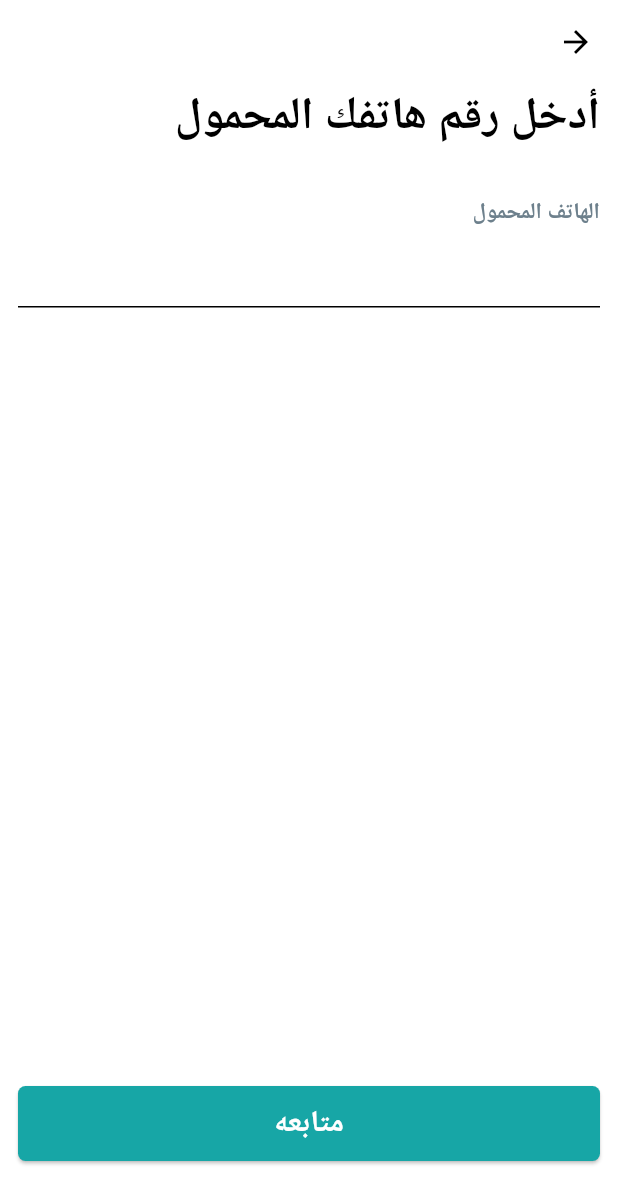
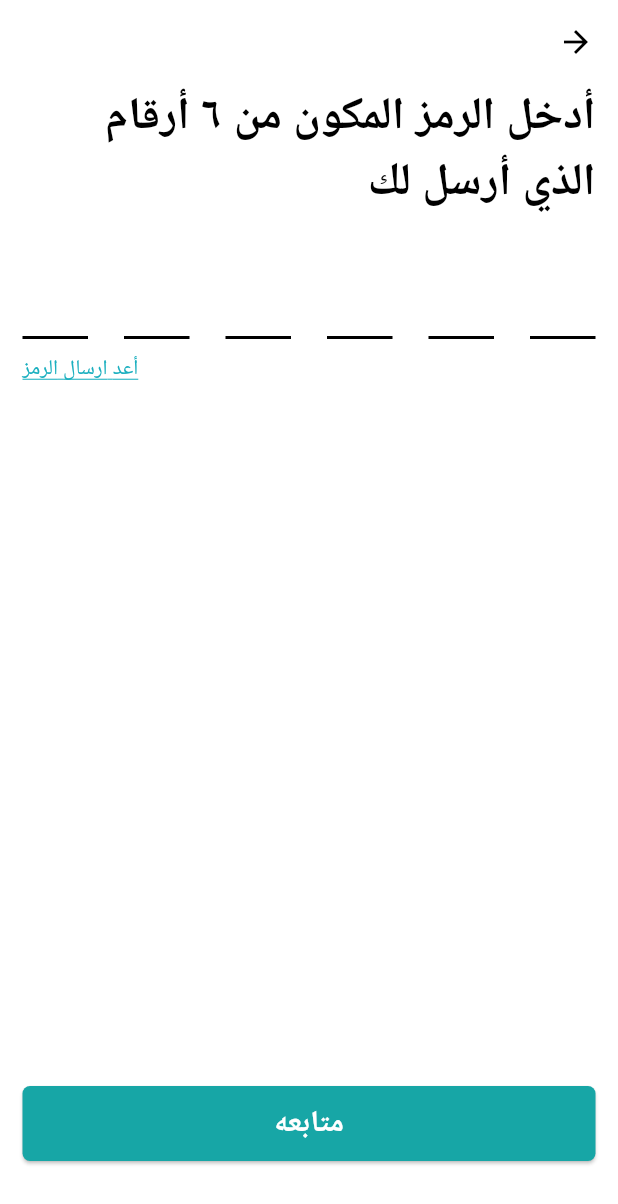
Before and after one commit to AhmedYasserabdelraziq/Ryan, a Flutter app: the PhoneLoginView screen opened directly, after a tap on "متابعه", on a phone screen of 412 x 824 dp. Shown: the top 1204 px of the screen. Run offline on Flutter 3.47's test engine with Material 2 defaults, Android fonts, the phone set to English and light mode, and no system bars; our stand-ins replace get_it.

Commit message:
finished UI of login screens

```diff
--- a/lib/config/routs/app_router.dart
+++ b/lib/config/routs/app_router.dart
@@ -1,6 +1,7 @@
 import 'package:Ryan/config/routs/routs_names.dart';
 import 'package:Ryan/screens/login_screens/view/begin_phone_login_screen.dart';
 import 'package:Ryan/screens/login_screens/view/phone_login_screen.dart';
+import 'package:Ryan/screens/login_screens/view/verify_phone_number_screen.dart';
 import 'package:flutter/material.dart';
 
 import '../../screens/splash_screen/view/splash_screen.dart';
@@ -20,6 +21,10 @@ class AppRouter {
         return MaterialPageRoute(
           builder: ((context) => const PhoneLoginScreen()),
         );
+      case RouteName.VERIFY_PHONE:
+        return MaterialPageRoute(
+          builder: ((context) => const VerifyPhoneScreen()),
+        );
       default:
         return notFound();
     }
--- a/lib/config/routs/routs_names.dart
+++ b/lib/config/routs/routs_names.dart
@@ -2,4 +2,5 @@ class RouteName {
   static const String SPLASH = '/';
   static const String BEGIN_PHONE_LOGIN = '/begin_phone_login';
   static const String PHONE_LOGIN = '/phone_login';
+  static const String VERIFY_PHONE = '/verify_phone';
 }
--- a/lib/screens/login_screens/view/phone_login_screen.dart
+++ b/lib/screens/login_screens/view/phone_login_screen.dart
@@ -1,3 +1,4 @@
+import 'package:Ryan/config/routs/routs_names.dart';
 import 'package:Ryan/core/utils/common_functions.dart';
 import 'package:Ryan/core/widget/app_buttons.dart';
 import 'package:Ryan/screens/login_screens/widget/text_field_widget.dart';
@@ -12,9 +13,10 @@ class PhoneLoginScreen extends StatelessWidget {
 
   @override
   Widget build(BuildContext context) {
-    return Provider(
-        create: (BuildContext context) => locator<LoginByPhoneViewModel>(),
-        child: const PhoneLoginView());
+    return ChangeNotifierProvider(
+      create: (BuildContext context) => locator<LoginByPhoneViewModel>(),
+      child: const PhoneLoginView(),
+    );
   }
 }
 
@@ -52,7 +54,10 @@ class PhoneLoginView extends StatelessWidget {
             ),
             primaryButton(
               title: 'متابعه',
-              onPressed: () {},
+              onPressed: () {
+                Navigator.of(context)
+                    .pushReplacementNamed(RouteName.VERIFY_PHONE);
+              },
               //width:double.infinity,
               // height: 0,
             )
--- a/lib/screens/login_screens/view/verify_phone_number_screen.dart
+++ b/lib/screens/login_screens/view/verify_phone_number_screen.dart
@@ -0,0 +1,54 @@
+import 'package:Ryan/config/routs/routs_names.dart';
+import 'package:Ryan/core/utils/colors.dart';
+import 'package:Ryan/core/utils/extintions.dart';
+import 'package:Ryan/core/widget/app_buttons.dart';
+import 'package:Ryan/screens/login_screens/widget/text_field_widget.dart';
+import 'package:flutter/material.dart';
+
+import '../../../core/utils/common_functions.dart';
+
+class VerifyPhoneScreen extends StatelessWidget {
+  const VerifyPhoneScreen({super.key});
+
+  @override
+  Widget build(BuildContext context) {
+    return Scaffold(
+      appBar: AppBar(),
+      body: Padding(
+        padding: const EdgeInsets.only(right: 15.0, left: 15.0, bottom: 50),
+        child: Column(
+          crossAxisAlignment: CrossAxisAlignment.start,
+          children: [
+            const Text(
+              'أدخل الرمز المكون من ٦ أرقام الذي أرسل لك',
+              style: TextStyle(
+                fontSize: 30,
+                fontWeight: FontWeight.bold,
+              ),
+            ),
+            heightSpace(30),
+            verifyCodeWidget(),
+            heightSpace(10),
+            Row(
+              mainAxisAlignment: MainAxisAlignment.end,
+              children: [
+                Text(
+                  'أعد ارسال الرمز',
+                  style: TextStyle(
+                    decorationColor: AppColors.secondaryColor,
+                    color: AppColors.secondaryColor,
+                    decoration: TextDecoration.underline,
+                  ),
+                ).onTap(() {
+                  Navigator.of(context).pushReplacementNamed(RouteName.PHONE_LOGIN);
+                })
+              ],
+            ),
+            Expanded(child: heightSpace(1)),
+            primaryButton(title: 'متابعه', onPressed: () {})
+          ],
+        ),
+      ),
+    );
+  }
+}
--- a/lib/screens/login_screens/widget/text_field_widget.dart
+++ b/lib/screens/login_screens/widget/text_field_widget.dart
@@ -1,5 +1,3 @@
-import 'dart:ui' as ui;
-
 import 'package:Ryan/core/utils/colors.dart';
 import 'package:flutter/material.dart';
 import 'package:flutter/services.dart';
@@ -34,38 +32,28 @@ class TextFieldWidget extends StatelessWidget {
         ),
         heightSpace(5),
         TextFormField(
-          textAlign: TextAlign.right  ,
+          textAlign: TextAlign.right,
           controller: controller,
           keyboardType: keyboardType,
           textDirection: TextDirection.rtl,
-          cursorColor: AppColors.secondaryColor,
-          decoration: InputDecoration(
-            focusedBorder: UnderlineInputBorder(
-              borderSide: BorderSide(
-                  color: AppColors.secondaryColor,
-                  width: 2.0), // Change the color and width as needed
-            ),
-          ),
+          decoration: const InputDecoration(),
         ),
       ],
     );
   }
 }
 
-Container verifyTextField() {
-  return Container(
-    decoration: BoxDecoration(
-      borderRadius: BorderRadius.circular(16),
-      color: const Color(0x0f8a8585),
-    ),
-    width: 56,
-    height: 56,
-    child: TextFormField(
+Widget verifyTextField() {
+  return Expanded(
+    child: TextField(
         textAlign: TextAlign.center,
         style: const TextStyle(fontSize: 24),
         keyboardType: TextInputType.number,
         decoration: const InputDecoration(
-          border: InputBorder.none,
+          enabledBorder: UnderlineInputBorder(
+            borderSide:
+                BorderSide(width: 2.0), // Change the color and width as needed
+          ),
         ),
         inputFormatters: [
           LengthLimitingTextInputFormatter(1),
@@ -74,9 +62,7 @@ Container verifyTextField() {
 }
 
 Widget verifyCodeWidget() {
-  return Directionality(
-    textDirection: ui.TextDirection.ltr,
-    child: Row(children: [
+  return Row(children: [
     verifyTextField(),
     widthSpace(24),
     verifyTextField(),
@@ -84,6 +70,9 @@ Widget verifyCodeWidget() {
     verifyTextField(),
     widthSpace(24),
     verifyTextField(),
-    ]),
-  );
+    widthSpace(24),
+    verifyTextField(),
+    widthSpace(24),
+    verifyTextField(),
+  ]);
 }
--- a/lib/services/services_locator.dart
+++ b/lib/services/services_locator.dart
@@ -6,6 +6,6 @@ import '../screens/splash_screen/view_model/splash_screen_viewmodel.dart';
 GetIt locator = GetIt.instance;
 
 Future setupLocator() async {
-  locator.registerLazySingleton(() => SplashScreenViewModel());
+  locator.registerFactory(() => SplashScreenViewModel());
   locator.registerLazySingleton(() => LoginByPhoneViewModel());
 }
```
Also changed, not shown: lib/main.dart (+1 -8 lines), lib/screens/splash_screen/view/splash_screen.dart (+15 -3 lines), 1 other file. Lines whose indentation alone changed are shown as unchanged.
